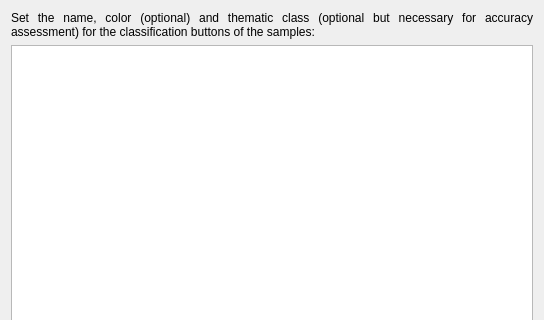
The window that ui/classification_buttons_config.ui (SMByC/AcATaMa) describes before a commit, drawn with Qt 5; both pictures show x 0 to 544 and y 0 to 320 of the 544 by 550 pixel window.
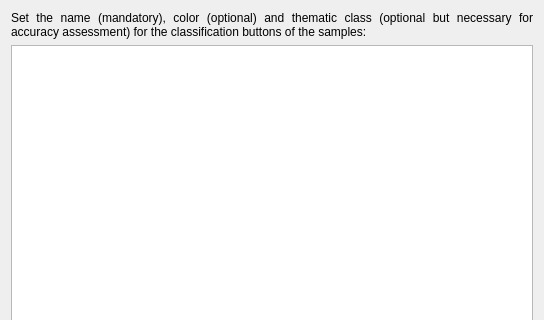
The same window after the commit.

Commit message: Adjust text in UI dialog

```diff
--- a/ui/classification_buttons_config.ui
+++ b/ui/classification_buttons_config.ui
@@ -22,7 +22,7 @@
       </font>
      </property>
      <property name="text">
-      <string>Set the name, color (optional) and thematic class (optional but necessary for accuracy assessment) for the classification buttons of the samples:</string>
+      <string>Set the name (mandatory), color (optional) and thematic class (optional but necessary for accuracy assessment) for the classification buttons of the samples:</string>
      </property>
      <property name="alignment">
       <set>Qt::AlignJustify|Qt::AlignVCenter</set>
```
